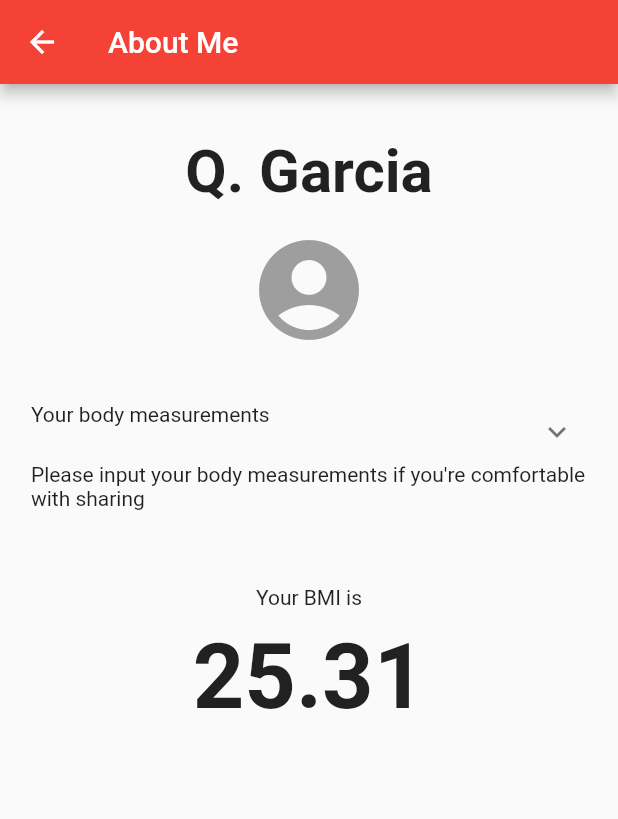
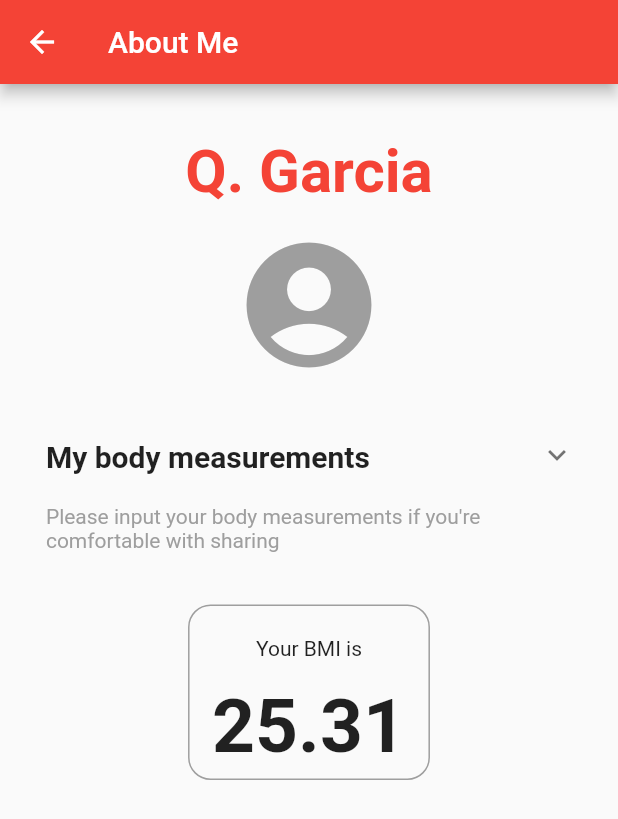
Before and after one commit to GDSCUTM-CommunityProjects/RedEat, a Flutter app: the MePage screen opened by its route, on a phone screen of 412 x 824 dp. Shown: the top 819 px of the screen. Run offline on Flutter 3.47's test engine with Material 2 defaults, Android fonts, the phone set to English and light mode, and no system bars; drawn by our look-alikes of expandable.

Commit message:
RED-27 Added some styling

```diff
--- a/src/lib/Pages/MePage.dart
+++ b/src/lib/Pages/MePage.dart
@@ -3,6 +3,8 @@ import 'dart:math';
 import 'package:flutter/material.dart';
 import 'package:flutter/widgets.dart';
 import 'package:expandable/expandable.dart';
+import 'package:src/Visual%20Components/FormComponents/CollapsableText.dart';
+import 'package:src/Visual%20Components/FormComponents/MeasurementIndexBox.dart';
 import 'package:src/Visual%20Components/FormComponents/MetricField.dart';
 
 import '../Visual Components/Buttons/ConversionButton.dart';
@@ -107,7 +109,8 @@ class _MePageState extends State<MePage> {
         backgroundColor: Colors.red,
         title: Text("About Me"),
       ),
-      body: Column(children: [
+      body: SingleChildScrollView(
+        child: Column(children: [
           SizedBox(
             height: 20,
           ),
@@ -115,40 +118,40 @@ class _MePageState extends State<MePage> {
             padding: EdgeInsets.symmetric(vertical: 15),
             child: Text(
               "Q. Garcia",
-            style: TextStyle(fontSize: 40, fontWeight: FontWeight.bold),
+              style: TextStyle(fontSize: 40, fontWeight: FontWeight.bold, color: Colors.red),
             ),
           ),
           const Icon(
             Icons.account_circle,
             color: Colors.grey,
-          size: 80,
+            size: 100,
           ),
           SizedBox(
-          height: 15,
+            height: 25,
           ),
           Center(
             child: Container(
               width: MediaQuery.of(context).size.width * 0.9,
               child: Padding(
-              padding: EdgeInsets.symmetric(vertical: 20),
+                padding: EdgeInsets.symmetric(vertical: 5),
                 child: ExpandableNotifier(
                   child: ExpandablePanel(
-                  header: Text("Your body measurements"),
-                  collapsed: Text(
-                      "Please input your body measurements if you're comfortable with sharing"),
+                    header: CollapsableText(isTitle: true, text: "My body measurements",),
+                    collapsed: CollapsableText(text:
+                    "Please input your body measurements if you're comfortable with sharing",),
                     expanded:
                         // Change weight text fields
                         Column(children: [
-                    Text(
-                        "Please input your body measurements if you're comfortable with sharing"),
+                      CollapsableText(text: "Please input your body measurements if you're comfortable with sharing", onExpanded: true,),
 
                       SizedBox(
-                      height: 20,
+                        height: 10,
                       ),
 
                       Row(
                         mainAxisAlignment: MainAxisAlignment.spaceEvenly,
                         children: [
+                          Text("Weight: "),
                           Container(
                             child: Row(children: [
                               MetricField(
@@ -196,6 +199,7 @@ class _MePageState extends State<MePage> {
                         // Larger unit (m or ft)
                         mainAxisAlignment: MainAxisAlignment.spaceEvenly,
                         children: [
+                          Text("Height: "),
                           Container(
                             child: Row(children: [
                               MetricField(
@@ -219,7 +223,8 @@ class _MePageState extends State<MePage> {
                                           : height = int.parse(value) *
                                                   heightCoversion +
                                               int.parse(
-                                                heightTextControllerUnit2.text);
+                                                  heightTextControllerUnit2
+                                                      .text);
                                     });
                                     setBMI();
                                   }
@@ -240,11 +245,13 @@ class _MePageState extends State<MePage> {
                                 // Smaller unit (cm or in)
                                 MetricField(
                                   controller: heightTextControllerUnit2,
-                                color: (height > 0) ? Colors.grey : Colors.red,
+                                  color:
+                                      (height > 0) ? Colors.grey : Colors.red,
                                   text: (heightCoversion == 12) ? "in" : "cm",
                                   onChange: (value) async {
                                     setState(() => toSave = true);
-                                  if (heightTextControllerUnit1.text.isEmpty) {
+                                    if (heightTextControllerUnit1
+                                        .text.isEmpty) {
                                       setState(() {
                                         (value.length == 0)
                                             ? height = 0
@@ -305,14 +312,9 @@ class _MePageState extends State<MePage> {
           SizedBox(
             height: 20,
           ),
-        Padding(
-          padding: EdgeInsets.symmetric(vertical: 10),
-          child: Text("Your BMI is"),
-        ),
-        Text(
-          (BMI).toStringAsFixed(2),
-          style: TextStyle(fontSize: 60, fontWeight: FontWeight.bold),
-        ),
+          if (weight > 0 && height > 0)
+            MeasurementIndexBox(indexName: "BMI", indexValue: (BMI).toStringAsFixed(2)),
+
           if (toSave)
             Padding(
               padding: const EdgeInsets.symmetric(horizontal: 7, vertical: 25),
@@ -337,6 +339,7 @@ class _MePageState extends State<MePage> {
               ),
             ),
         ]),
+      ),
     );
   }
 }
--- /dev/null
+++ b/src/lib/Visual Components/FormComponents/CollapsableText.dart
@@ -0,0 +1,42 @@
+import 'package:flutter/material.dart';
+
+class CollapsableText extends StatelessWidget {
+  final String text;
+  final bool isTitle;
+  final bool onExpanded;
+
+  CollapsableText(
+      {super.key,
+      required this.text,
+      this.isTitle = false,
+      this.onExpanded = false});
+
+  @override
+  Widget build(BuildContext context) {
+    // TODO: implement build
+    if (isTitle) {
+      return Padding(
+        padding: EdgeInsets.symmetric(horizontal: 10, vertical: 10),
+        child: Text(
+          text,
+          style: TextStyle(fontWeight: FontWeight.bold, fontSize: 20),
+        ),
+      );
+    } else if (onExpanded) {
+      return Padding(
+        padding: EdgeInsets.symmetric(horizontal: 10, vertical: 10),
+        child: Text(
+          text,
+        ),
+      );
+    } else{
+      return Padding(
+        padding: EdgeInsets.symmetric(horizontal: 10, vertical: 10),
+        child: Text(
+          text,
+          style: TextStyle(color: Colors.grey),
+        ),
+      );
+    }
+  }
+}
--- /dev/null
+++ b/src/lib/Visual Components/FormComponents/MeasurementIndexBox.dart
@@ -0,0 +1,31 @@
+import 'package:flutter/material.dart';
+
+class MeasurementIndexBox extends StatelessWidget {
+  String indexValue;
+  String indexName;
+  MeasurementIndexBox(
+      {super.key, required this.indexName, required this.indexValue});
+
+  @override
+  Widget build(BuildContext context) {
+    // TODO: implement build
+    return Container(
+      decoration: BoxDecoration(
+        border: Border.all(color: Colors.grey, width: 1),
+        borderRadius: BorderRadius.circular(15),
+      ),
+      child: Padding(
+          padding: EdgeInsets.symmetric(horizontal: 15, vertical: 5),
+          child: Column(children: [
+            Padding(
+              padding: EdgeInsets.symmetric(vertical: 15),
+              child: Text("Your $indexName is"),
+            ),
+            Text(
+              indexValue,
+              style: TextStyle(fontSize: 50, fontWeight: FontWeight.bold),
+            ),
+          ])),
+    );
+  }
+}
```
Lines whose indentation alone changed are shown as unchanged.
